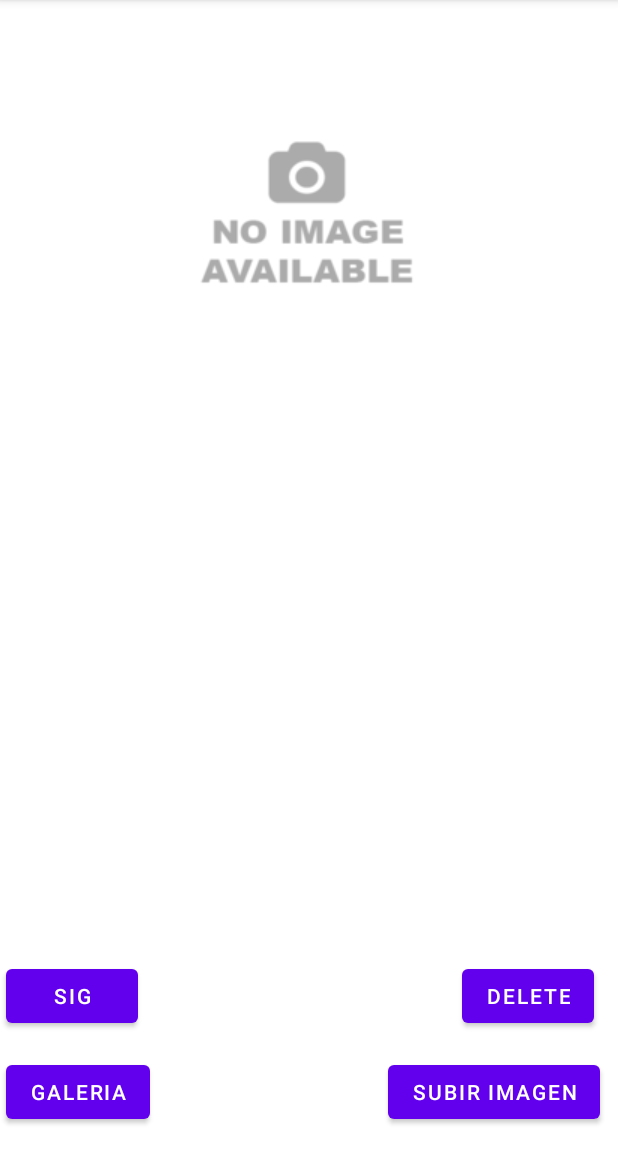
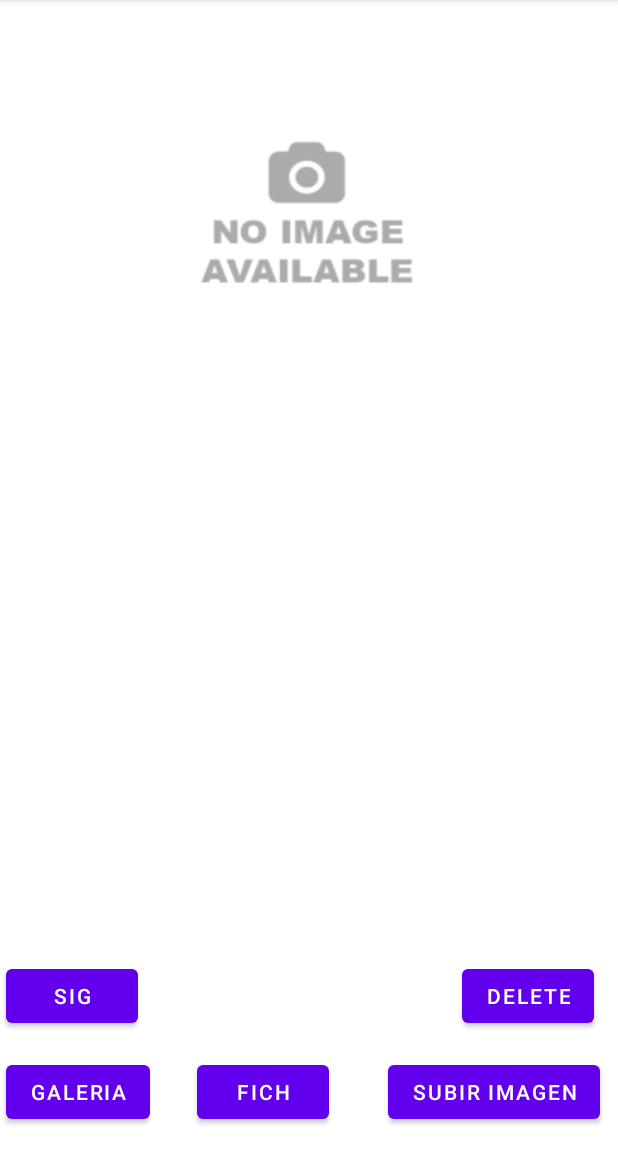
Before and after one commit to Digruttola2468/FirebaseStorage-android, an Android app: the screen it shows after launch (MainActivity), after a tap on "SIG", on a phone screen of 412 x 824 dp, the part 84-1236 px from its top. Run offline under Robolectric (Android 15) with nearby library versions, the phone set to English and light mode, and no system bars; our stand-ins replace Firebase (no records; nobody signed in at launch, a user with empty details on screens opened directly); pictures from the network do not load; 1 statement that could not run was skipped.

```diff
--- a/app/src/main/AndroidManifest.xml
+++ b/app/src/main/AndroidManifest.xml
@@ -2,7 +2,7 @@
 <manifest xmlns:android="http://schemas.android.com/apk/res/android"
     package="com.digruttola.firebasestorage">
 
-    <uses-permission android:name="android.permission.READ_EXTERNAL_STORAGE"/>
+    <uses-permission android:name="android.permission.READ_EXTERNAL_STORAGE" />
 
     <application
         android:allowBackup="true"
@@ -11,6 +11,9 @@
         android:roundIcon="@mipmap/ic_launcher_round"
         android:supportsRtl="true"
         android:theme="@style/Theme.FireBaseStorage">
+        <activity
+            android:name=".Activity_ficheros"
+            android:exported="false" />
         <activity
             android:name=".MainActivity"
             android:exported="true">
--- a/app/src/main/java/com/digruttola/firebasestorage/MainActivity.java
+++ b/app/src/main/java/com/digruttola/firebasestorage/MainActivity.java
@@ -11,6 +11,7 @@ import android.net.Uri;
 import android.os.Bundle;
 import android.provider.MediaStore;
 import android.util.Log;
+import android.view.View;
 import android.widget.Button;
 import android.widget.ImageView;
 import android.widget.Toast;
@@ -34,7 +35,7 @@ public class MainActivity extends AppCompatActivity {
     private FirebaseStorage storage = FirebaseStorage.getInstance();
     private StorageReference pathReference = storage.getReferenceFromUrl("gs://fir-storage-c7c2d.appspot.com/Horarios/horario_1b.png");
 
-    private Button btSubirImagen,btGaleria,btSiguiente,btDelete;
+    private Button btSubirImagen,btGaleria,btSiguiente,btDelete,btFichero;
 
     private ImageView view;
     private Uri path;
@@ -51,8 +52,7 @@ public class MainActivity extends AppCompatActivity {
         btGaleria = findViewById(R.id.btBuscarImage);
         btSiguiente = findViewById(R.id.btSiguiente);
         btDelete = findViewById(R.id.btDeleteImage);
-
-
+        btFichero = findViewById(R.id.btFicheros);
 
         StorageReference listRef = storage.getReference().child("fotos");
         listRef.listAll().addOnSuccessListener(new OnSuccessListener<ListResult>() {
@@ -201,7 +201,13 @@ public class MainActivity extends AppCompatActivity {
         });
 
 
-
+        btFichero.setOnClickListener(new View.OnClickListener() {
+            @Override
+            public void onClick(View v) {
+                Intent i = new Intent(MainActivity.this,Activity_ficheros.class);
+                startActivity(i);
+            }
+        });
 
 
 
--- a/app/src/main/res/layout/activity_main.xml
+++ b/app/src/main/res/layout/activity_main.xml
@@ -58,4 +58,16 @@
         android:text="Delete"
         app:layout_constraintBottom_toTopOf="@+id/btSubirImagen"
         app:layout_constraintEnd_toEndOf="parent" />
+
+    <Button
+        android:id="@+id/btFicheros"
+        android:layout_width="wrap_content"
+        android:layout_height="wrap_content"
+        android:layout_marginStart="26dp"
+        android:layout_marginBottom="16dp"
+        android:text="Fich"
+        app:layout_constraintBottom_toBottomOf="parent"
+        app:layout_constraintEnd_toStartOf="@+id/btSubirImagen"
+        app:layout_constraintHorizontal_bias="0.121"
+        app:layout_constraintStart_toEndOf="@+id/btBuscarImage" />
 </androidx.constraintlayout.widget.ConstraintLayout>
```
Also changed, not shown: app/src/main/java/com/digruttola/firebasestorage/Activity_ficheros.java (added, +46 -0 lines), app/src/main/res/layout/activity_ficheros.xml (added, +18 -0 lines).
